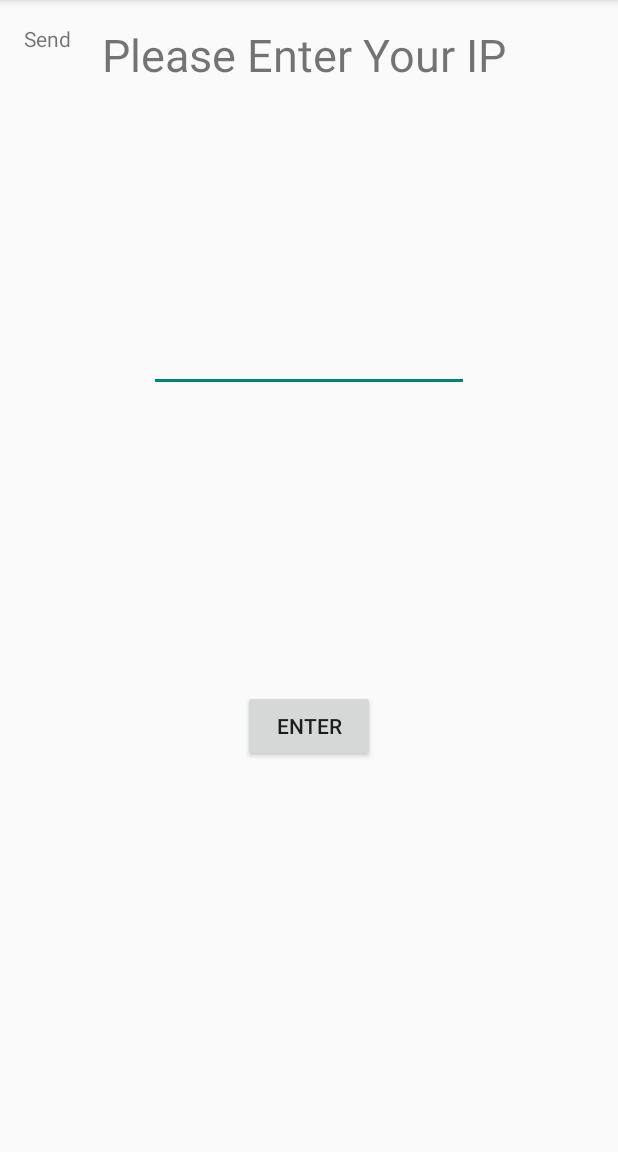
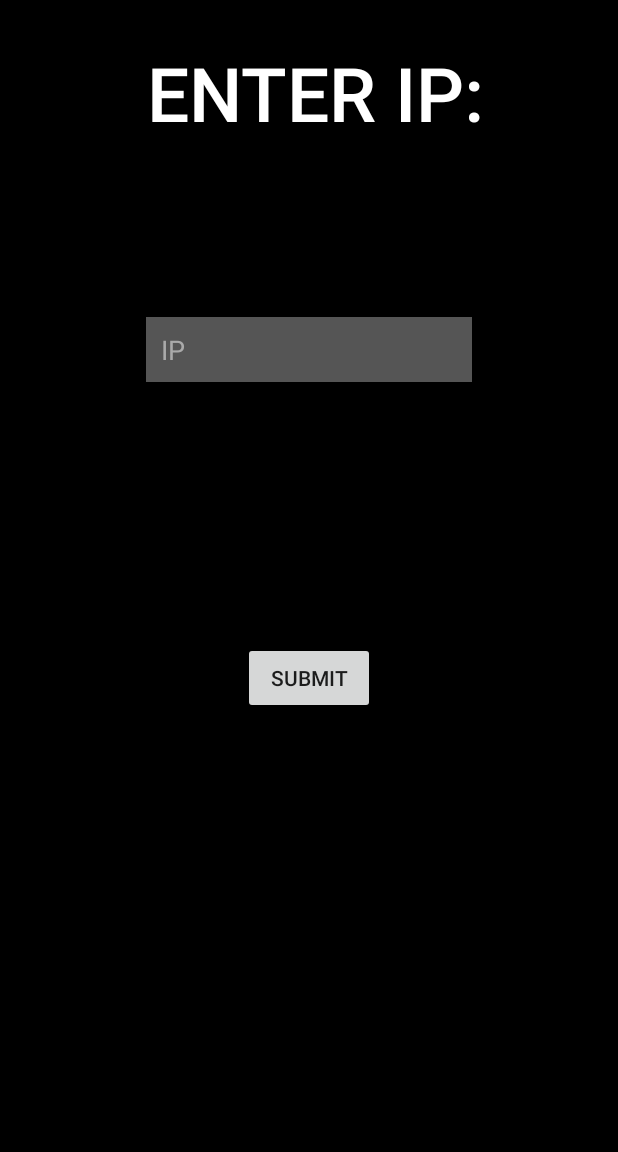
Before and after one commit to cneryx/InPrint, an Android app: the screen it shows after launch (MainActivity), on a phone screen of 412 x 824 dp, the part 84-1236 px from its top. Run offline under Robolectric (Android 15) with nearby library versions, the phone set to English and light mode, and no system bars.

Commit message:
IP finally ui good

```diff
--- a/InPrint/app/src/main/res/layout/activity1.xml
+++ b/InPrint/app/src/main/res/layout/activity1.xml
@@ -25,6 +25,7 @@
         android:layout_width="417dp"
         android:layout_height="55dp"
         android:layout_marginStart="8dp"
+        android:layout_marginTop="24dp"
         android:layout_marginEnd="8dp"
         android:background="#222222"
         android:fadingEdge="vertical"
--- a/InPrint/app/src/main/res/layout/activity_main.xml
+++ b/InPrint/app/src/main/res/layout/activity_main.xml
@@ -5,17 +5,22 @@
     android:id="@+id/container"
     android:layout_width="match_parent"
     android:layout_height="match_parent"
+    android:background="#000000"
     tools:context=".MainActivity">
 
     <TextView
         android:id="@+id/message"
         android:layout_width="wrap_content"
         android:layout_height="wrap_content"
-        android:layout_marginStart="@dimen/activity_horizontal_margin"
-        android:layout_marginLeft="@dimen/activity_horizontal_margin"
-        android:layout_marginTop="@dimen/activity_vertical_margin"
-        android:text="@string/title_home"
-        app:layout_constraintLeft_toLeftOf="parent"
+        android:layout_marginStart="8dp"
+        android:layout_marginTop="28dp"
+        android:fontFamily="sans-serif-medium"
+        android:text="ENTER IP:"
+        android:textAlignment="center"
+        android:textColor="#FFFFFF"
+        android:textSize="50dp"
+        app:layout_constraintEnd_toEndOf="parent"
+        app:layout_constraintStart_toStartOf="parent"
         app:layout_constraintTop_toTopOf="parent" />
 
     <Button
@@ -23,47 +28,30 @@
         android:layout_width="wrap_content"
         android:layout_height="wrap_content"
         android:layout_below="@id/titleIp"
-        android:layout_marginStart="161dp"
-        android:layout_marginTop="99dp"
-        android:layout_marginEnd="162dp"
+        android:layout_marginStart="8dp"
+        android:layout_marginEnd="8dp"
         android:layout_marginBottom="292dp"
         android:elevation="0dp"
-        android:text="Enter"
+        android:text="Submit"
         app:layout_constraintBottom_toBottomOf="parent"
         app:layout_constraintEnd_toEndOf="parent"
         app:layout_constraintStart_toStartOf="parent"
-        app:layout_constraintTop_toBottomOf="@+id/ipEnter"
         tools:ignore="MissingConstraints" />
 
     <EditText
         android:id="@+id/ipEnter"
-        android:layout_width="wrap_content"
-        android:layout_height="wrap_content"
-        android:layout_marginStart="99dp"
-        android:layout_marginTop="177dp"
-        android:layout_marginEnd="99dp"
-        android:layout_marginBottom="99dp"
+        android:layout_width="217dp"
+        android:layout_height="43dp"
+        android:layout_marginStart="8dp"
+        android:layout_marginTop="116dp"
+        android:layout_marginEnd="8dp"
+        android:background="#555555"
         android:ems="10"
+        android:hint="IP"
         android:inputType="textPersonName"
-        android:text=" "
-        app:layout_constraintBottom_toTopOf="@+id/dataEnterButton"
+        android:paddingLeft="10dp"
+        android:textColorHint="#AAAAAA"
         app:layout_constraintEnd_toEndOf="parent"
         app:layout_constraintStart_toStartOf="parent"
-        app:layout_constraintTop_toBottomOf="@+id/titleIp" />
-
-    <TextView
-        android:id="@+id/titleIp"
-        android:layout_width="wrap_content"
-        android:layout_height="54dp"
-        android:layout_marginStart="15dp"
-        android:layout_marginTop="16dp"
-        android:layout_marginEnd="70dp"
-        android:text="Please Enter Your IP"
-        android:textSize="30dp"
-        app:layout_constraintEnd_toEndOf="parent"
-        app:layout_constraintStart_toEndOf="@+id/message"
-        app:layout_constraintTop_toTopOf="parent" />;
-        tools:layout_editor_absoluteX="38dp"
-        tools:layout_editor_absoluteY="30dp" />
-
+        app:layout_constraintTop_toBottomOf="@+id/message" />
 </android.support.constraint.ConstraintLayout>
```
